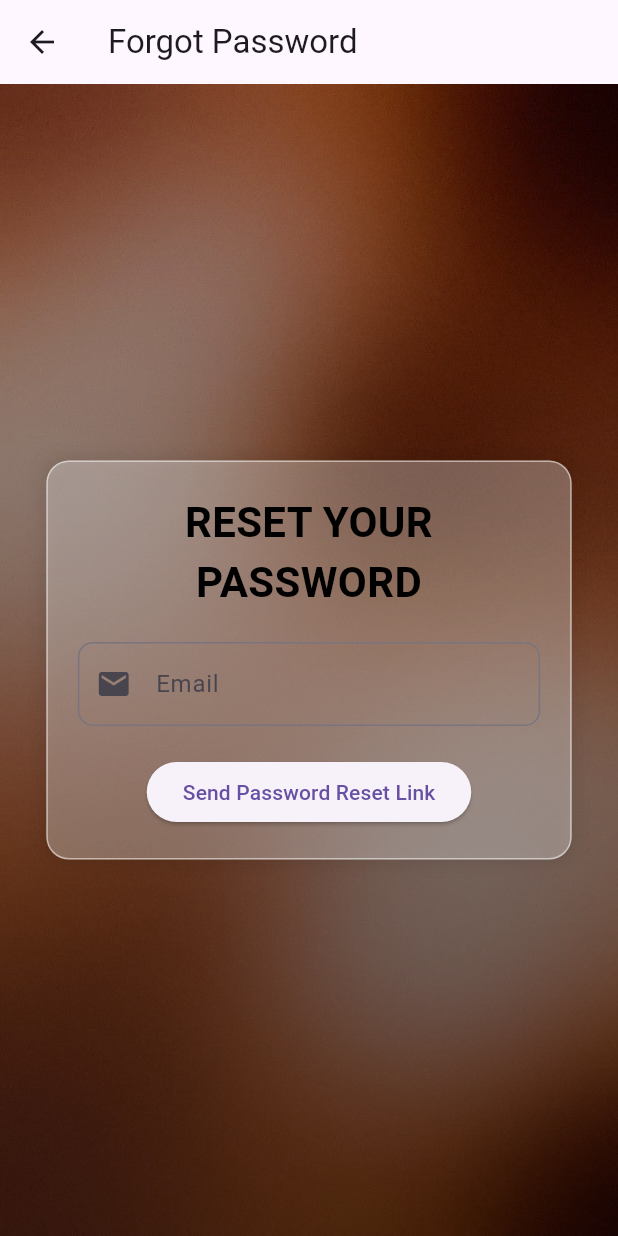
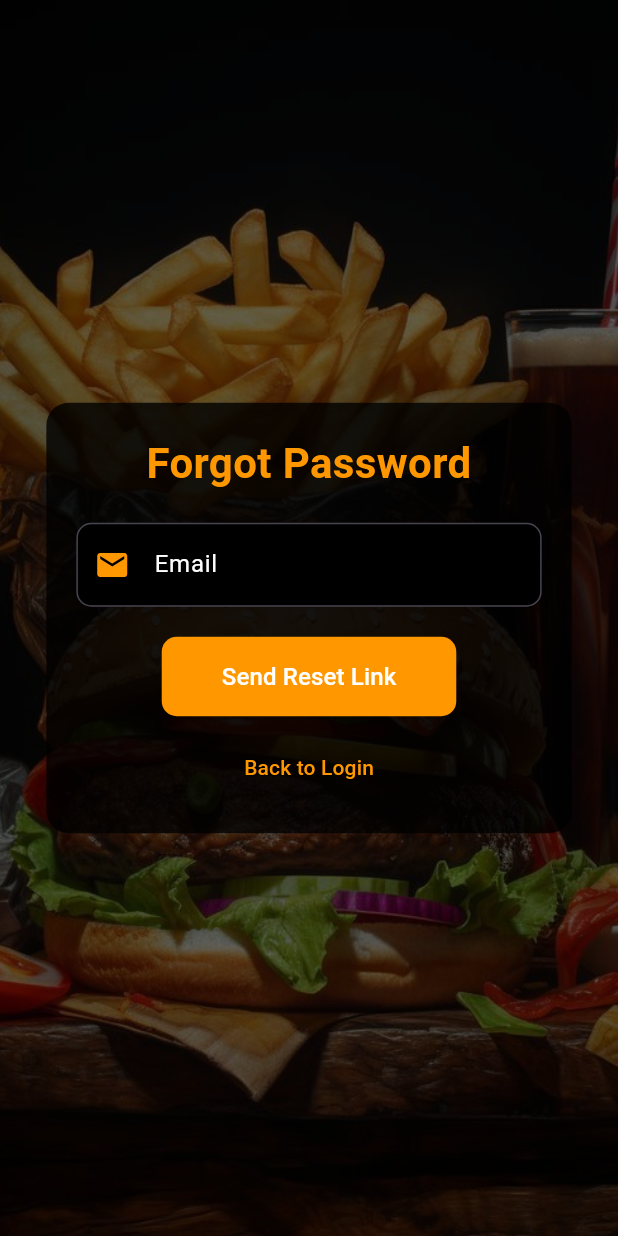
Before and after one commit to jesmariaroy/Project1, a Flutter app: the ForgotPasswordPage screen opened directly, on a phone screen of 412 x 824 dp. Run offline on Flutter 3.47's test engine with Material 3 defaults, Android fonts, the phone set to English and light mode, and no system bars; our stand-ins replace carousel_slider, cloud_firestore, firebase_auth, firebase_core, flutter_rating_bar, google_fonts and 1 more; accounts and stored records are empty.

Commit message:
Update forgot.dart

```diff
--- a/lib/pages/forgot.dart
+++ b/lib/pages/forgot.dart
@@ -4,7 +4,7 @@ import 'package:firebase_core/firebase_core.dart';
 
 void main() async {
   WidgetsFlutterBinding.ensureInitialized();
-  await Firebase.initializeApp(); // Initialize Firebase
+  await Firebase.initializeApp();
   runApp(MyApp());
 }
 
@@ -14,7 +14,7 @@ class MyApp extends StatelessWidget {
     return MaterialApp(
       title: 'Forgot Password',
       theme: ThemeData(
-        primarySwatch: Colors.blue,
+        primarySwatch: Colors.orange,
       ),
       home: ForgotPasswordPage(),
     );
@@ -30,9 +30,6 @@ class ForgotPasswordPage extends StatefulWidget {
 
 class _ForgotPasswordState extends State<ForgotPasswordPage> {
   final TextEditingController _emailController = TextEditingController();
-  final TextEditingController _newPasswordController = TextEditingController();
-  bool _isOtpSent = false;
-
   final FirebaseAuth _auth = FirebaseAuth.instance;
 
   Future<void> _sendOtp() async {
@@ -40,9 +37,6 @@ class _ForgotPasswordState extends State<ForgotPasswordPage> {
     if (email.isNotEmpty) {
       try {
         await _auth.sendPasswordResetEmail(email: email);
-        setState(() {
-          _isOtpSent = true;
-        });
         ScaffoldMessenger.of(context).showSnackBar(
           const SnackBar(
               content: Text('Password reset link sent to your email!')),
@@ -51,7 +45,6 @@ class _ForgotPasswordState extends State<ForgotPasswordPage> {
         ScaffoldMessenger.of(context).showSnackBar(
           SnackBar(content: Text('Error: $e')),
         );
-        print('Error sending reset email: $e'); // Log error for debugging
       }
     } else {
       ScaffoldMessenger.of(context).showSnackBar(
@@ -60,110 +53,40 @@ class _ForgotPasswordState extends State<ForgotPasswordPage> {
     }
   }
 
-  Future<void> _resetPassword() async {
-    final newPassword = _newPasswordController.text.trim();
-
-    if (newPassword.isNotEmpty && newPassword.length >= 5) {
-      try {
-        User? user = _auth.currentUser;
-        if (user != null) {
-          await user.updatePassword(newPassword);
-          ScaffoldMessenger.of(context).showSnackBar(
-            const SnackBar(content: Text('Password reset successfully!')),
-          );
-          Navigator.pop(context);
-        } else {
-          await _auth.sendPasswordResetEmail(
-              email: _emailController.text.trim());
-          ScaffoldMessenger.of(context).showSnackBar(
-            const SnackBar(
-                content: Text('Password reset link sent to your email!')),
-          );
-          Navigator.pop(context);
-        }
-      } catch (e) {
-        ScaffoldMessenger.of(context).showSnackBar(
-          SnackBar(content: Text('Error: $e')),
-        );
-      }
-    } else {
-      ScaffoldMessenger.of(context).showSnackBar(
-        const SnackBar(
-            content: Text('Password must be at least 5 characters.')),
-      );
-    }
-  }
-
   @override
   Widget build(BuildContext context) {
     return Scaffold(
-      appBar: AppBar(
-        title: const Text('Forgot Password'),
-        leading: IconButton(
-          icon: const Icon(Icons.arrow_back),
-          onPressed: () => Navigator.pop(context),
-        ),
-      ),
       body: Stack(
         children: [
           Positioned.fill(
             child: Image.asset(
-              'assets/images/b.jpg',
+              'assets/images/food_background.jpg',
               fit: BoxFit.cover,
               alignment: Alignment.center,
-              errorBuilder: (context, error, stackTrace) {
-                return Center(
-                  child: Text(
-                    'Failed to load image: $error',
-                    style: const TextStyle(color: Colors.red),
-                  ),
-                );
-              },
             ),
           ),
           Positioned.fill(
             child: Container(
-              decoration: BoxDecoration(
-                gradient: LinearGradient(
-                  begin: Alignment.topCenter,
-                  end: Alignment.bottomCenter,
-                  colors: [
-                    Colors.black.withOpacity(0.3),
-                    Colors.black.withOpacity(0.6),
-                  ],
-                ),
-              ),
+              color: Colors.black.withOpacity(0.6),
             ),
           ),
           Center(
-            child: SingleChildScrollView(
             child: Container(
               padding: const EdgeInsets.all(20),
               decoration: BoxDecoration(
-                  color: Colors.white.withOpacity(0.3),
+                color: Colors.black.withOpacity(0.8),
                 borderRadius: BorderRadius.circular(15),
-                  border: Border.all(
-                    color: Colors.white.withOpacity(0.5),
-                    width: 1,
-                  ),
-                  boxShadow: [
-                    BoxShadow(
-                      color: Colors.black.withOpacity(0.1),
-                      blurRadius: 10,
-                      spreadRadius: 2,
-                    ),
-                  ],
               ),
               width: MediaQuery.of(context).size.width * 0.85,
               child: Column(
                 mainAxisSize: MainAxisSize.min,
                 children: [
                   const Text(
-                      'RESET YOUR PASSWORD',
+                    'Forgot Password',
                     style: TextStyle(
                       fontSize: 28,
                       fontWeight: FontWeight.bold,
-                        color: Colors.black,
+                      color: Colors.orange,
                     ),
                     textAlign: TextAlign.center,
                   ),
@@ -171,44 +94,43 @@ class _ForgotPasswordState extends State<ForgotPasswordPage> {
                   TextField(
                     controller: _emailController,
                     decoration: InputDecoration(
+                      filled: true,
+                      fillColor: Colors.black,
                       labelText: 'Email',
+                      labelStyle: TextStyle(color: Colors.white),
                       border: OutlineInputBorder(
                         borderRadius: BorderRadius.circular(10.0),
                       ),
-                        prefixIcon: const Icon(Icons.email),
+                      prefixIcon: const Icon(Icons.email, color: Colors.orange),
                     ),
                     keyboardType: TextInputType.emailAddress,
-                      enabled: !_isOtpSent,
-                    ),
-                    const SizedBox(height: 20),
-                    if (_isOtpSent)
-                      Column(
-                        children: [
-                          TextField(
-                            controller: _newPasswordController,
-                            decoration: InputDecoration(
-                              labelText: 'New Password',
-                              border: OutlineInputBorder(
-                                borderRadius: BorderRadius.circular(10.0),
-                              ),
-                              prefixIcon: const Icon(Icons.lock),
-                            ),
-                            obscureText: true,
+                    style: TextStyle(color: Colors.white),
                   ),
                   const SizedBox(height: 20),
                   ElevatedButton(
-                            onPressed: _resetPassword,
-                            child: const Text('Reset Password'),
+                    style: ElevatedButton.styleFrom(
+                      backgroundColor: Colors.orange,
+                      shape: RoundedRectangleBorder(
+                        borderRadius: BorderRadius.circular(10),
+                      ),
+                      padding: const EdgeInsets.symmetric(
+                          vertical: 15, horizontal: 40),
+                    ),
+                    onPressed: _sendOtp,
+                    child: const Text(
+                      'Send Reset Link',
+                      style: TextStyle(fontSize: 16, color: Colors.white),
+                    ),
+                  ),
+                  const SizedBox(height: 10),
+                  TextButton(
+                    onPressed: () => Navigator.pop(context),
+                    child: const Text(
+                      'Back to Login',
+                      style: TextStyle(color: Colors.orange, fontSize: 14),
+                    ),
                   ),
                 ],
-                      ),
-                    if (!_isOtpSent)
-                      ElevatedButton(
-                        onPressed: _sendOtp,
-                        child: const Text('Send Password Reset Link'),
-                      ),
-                  ],
-                ),
               ),
             ),
           ),
@@ -220,7 +142,6 @@ class _ForgotPasswordState extends State<ForgotPasswordPage> {
   @override
   void dispose() {
     _emailController.dispose();
-    _newPasswordController.dispose();
     super.dispose();
   }
 }
```
Lines whose indentation alone changed are shown as unchanged.
